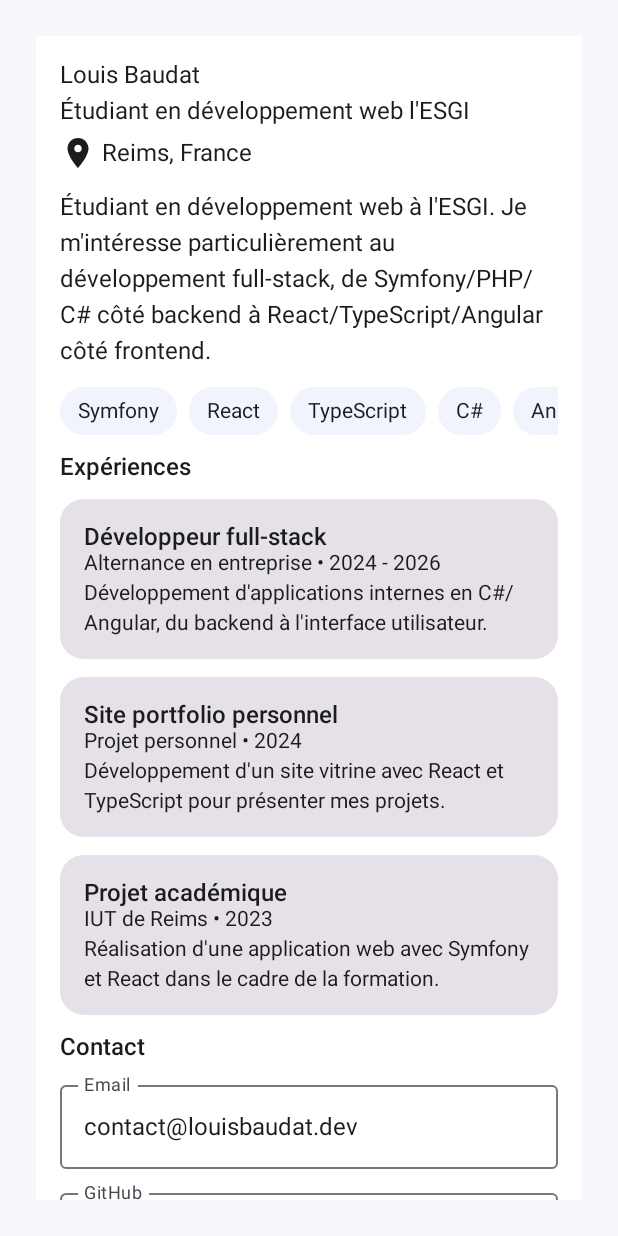
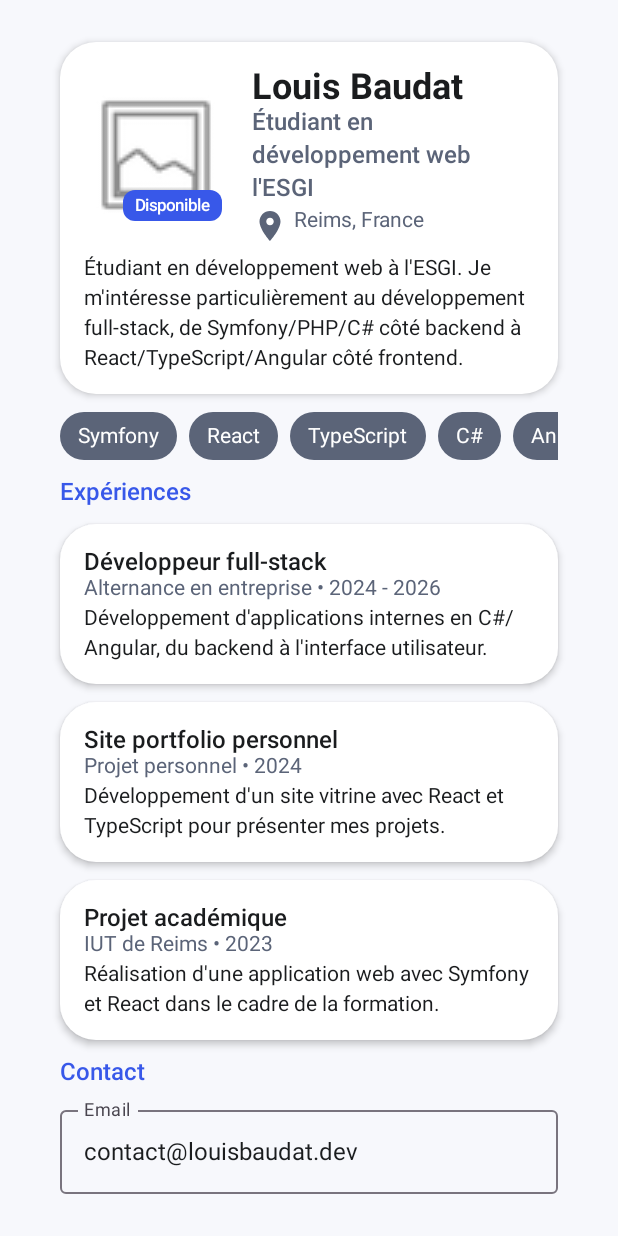
Before and after one commit to louisbdt/profil-developpeur-compose-v2, an Android app built with Jetpack Compose: the screen it shows after launch (MainActivity), on a phone screen of 412 x 824 dp. Run offline under Robolectric (Android 15) with nearby library versions, the phone set to English and light mode, and no system bars.

Commit message:
Apply theme to components and group header in a card

```diff
--- a/app/src/main/java/com/example/profildeveloppeur/MainActivity.kt
+++ b/app/src/main/java/com/example/profildeveloppeur/MainActivity.kt
@@ -5,6 +5,7 @@ import androidx.activity.ComponentActivity
 import androidx.activity.compose.setContent
 import androidx.activity.enableEdgeToEdge
 import androidx.compose.foundation.Image
+import androidx.compose.foundation.background
 import androidx.compose.foundation.layout.Arrangement
 import androidx.compose.foundation.layout.Box
 import androidx.compose.foundation.layout.Column
@@ -15,6 +16,7 @@ import androidx.compose.foundation.layout.fillMaxSize
 import androidx.compose.foundation.layout.height
 import androidx.compose.foundation.layout.padding
 import androidx.compose.foundation.layout.size
+import androidx.compose.foundation.layout.width
 import androidx.compose.foundation.lazy.LazyColumn
 import androidx.compose.foundation.lazy.LazyRow
 import androidx.compose.foundation.lazy.items
@@ -22,6 +24,7 @@ import androidx.compose.material.icons.Icons
 import androidx.compose.material.icons.filled.LocationOn
 import androidx.compose.material3.Button
 import androidx.compose.material3.Card
+import androidx.compose.material3.CardDefaults
 import androidx.compose.material3.Icon
 import androidx.compose.material3.MaterialTheme
 import androidx.compose.material3.OutlinedTextField
@@ -68,7 +71,8 @@ fun ProfileAvatar(
                 .align(Alignment.BottomEnd)
                 .padding(4.dp),
             shape = MaterialTheme.shapes.small,
-            tonalElevation = 4.dp
+            color = MaterialTheme.colorScheme.primary,
+            contentColor = MaterialTheme.colorScheme.onPrimary
         ) {
             Text(
                 text = "Disponible",
@@ -87,17 +91,71 @@ fun ProfileHeader(
     modifier: Modifier = Modifier
 ) {
     Column(modifier = modifier) {
-        Text(text = name)
-        Text(text = role)
+        Text(
+            text = name,
+            style = MaterialTheme.typography.headlineSmall,
+            color = MaterialTheme.colorScheme.onSurface
+        )
+        Text(
+            text = role,
+            style = MaterialTheme.typography.titleMedium,
+            color = MaterialTheme.colorScheme.secondary
+        )
         Spacer(modifier = Modifier.height(4.dp))
         Row {
             Icon(
                 imageVector = Icons.Default.LocationOn,
-                contentDescription = "Localisation"
+                contentDescription = "Localisation",
+                tint = MaterialTheme.colorScheme.secondary
             )
             Text(
                 text = location,
+                style = MaterialTheme.typography.bodyMedium,
+                color = MaterialTheme.colorScheme.secondary,
                 modifier = Modifier.padding(start = 4.dp)
+            )
+        }
+    }
+}
+
+@Composable
+fun ProfileHeaderCard(
+    name: String,
+    role: String,
+    location: String,
+    description: String,
+    modifier: Modifier = Modifier
+) {
+    Card(
+        modifier = modifier.fillMaxWidth(),
+        shape = MaterialTheme.shapes.large,
+        colors = CardDefaults.cardColors(
+            containerColor = MaterialTheme.colorScheme.surface
+        ),
+        elevation = CardDefaults.cardElevation(
+            defaultElevation = 3.dp
+        )
+    ) {
+        Column(
+            modifier = Modifier.padding(16.dp)
+        ) {
+            Row(
+                verticalAlignment = Alignment.CenterVertically
+            ) {
+                ProfileAvatar()
+                Spacer(modifier = Modifier.width(16.dp))
+                ProfileHeader(
+                    name = name,
+                    role = role,
+                    location = location,
+                    modifier = Modifier.weight(1f)
+                )
+            }
+            Spacer(modifier = Modifier.height(8.dp))
+            Text(
+                text = description,
+                style = MaterialTheme.typography.bodyMedium,
+                color = MaterialTheme.colorScheme.onSurface
             )
         }
     }
@@ -110,8 +168,9 @@ fun SkillChip(
 ) {
     Surface(
         modifier = modifier,
-        shape = MaterialTheme.shapes.medium,
-        tonalElevation = 2.dp
+        shape = MaterialTheme.shapes.extraLarge,
+        color = MaterialTheme.colorScheme.secondary,
+        contentColor = MaterialTheme.colorScheme.onPrimary
     ) {
         Text(
             text = label,
@@ -171,22 +230,34 @@ fun ExperienceCard(
     experience: ExperienceUi,
     modifier: Modifier = Modifier
 ) {
-    Card(modifier = modifier.fillMaxWidth()) {
+    Card(
+        modifier = modifier.fillMaxWidth(),
+        shape = MaterialTheme.shapes.large,
+        colors = CardDefaults.cardColors(
+            containerColor = MaterialTheme.colorScheme.surface
+        ),
+        elevation = CardDefaults.cardElevation(
+            defaultElevation = 3.dp
+        )
+    ) {
         Column(
             modifier = Modifier.padding(16.dp)
         ) {
             Text(
                 text = experience.title,
-                style = MaterialTheme.typography.titleMedium
+                style = MaterialTheme.typography.titleMedium,
+                color = MaterialTheme.colorScheme.onSurface
             )
             Text(
                 text = "${experience.company} • ${experience.period}",
-                style = MaterialTheme.typography.bodyMedium
+                style = MaterialTheme.typography.bodyMedium,
+                color = MaterialTheme.colorScheme.secondary
             )
             Spacer(modifier = Modifier.height(4.dp))
             Text(
                 text = experience.description,
-                style = MaterialTheme.typography.bodyMedium
+                style = MaterialTheme.typography.bodyMedium,
+                color = MaterialTheme.colorScheme.onSurface
             )
         }
     }
@@ -202,7 +273,8 @@ fun ContactSection(
     Column(modifier = modifier) {
         Text(
             text = "Contact",
-            style = MaterialTheme.typography.titleMedium
+            style = MaterialTheme.typography.titleMedium,
+            color = MaterialTheme.colorScheme.primary
         )
         Spacer(modifier = Modifier.height(8.dp))
         OutlinedTextField(
@@ -261,21 +333,17 @@ fun ProfileCard(
 ) {
     Surface(modifier = modifier) {
         LazyColumn(
+            modifier = Modifier.background(MaterialTheme.colorScheme.background),
             contentPadding = PaddingValues(16.dp),
             verticalArrangement = Arrangement.spacedBy(12.dp)
         ) {
             item {
-                ProfileAvatar()
-            }
-            item {
-                ProfileHeader(
+                ProfileHeaderCard(
                     name = name,
                     role = role,
-                    location = location
+                    location = location,
+                    description = description
                 )
-            }
-            item {
-                Text(text = description)
             }
             item {
                 SkillsRow(
@@ -286,7 +354,8 @@ fun ProfileCard(
             item {
                 Text(
                     text = "Expériences",
-                    style = MaterialTheme.typography.titleMedium
+                    style = MaterialTheme.typography.titleMedium,
+                    color = MaterialTheme.colorScheme.primary
                 )
             }
             items(experiences) { experience ->
```
